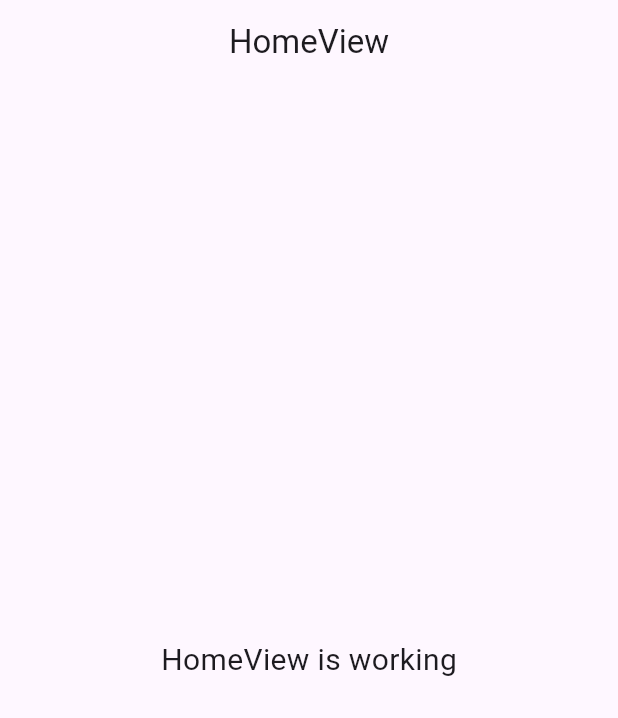
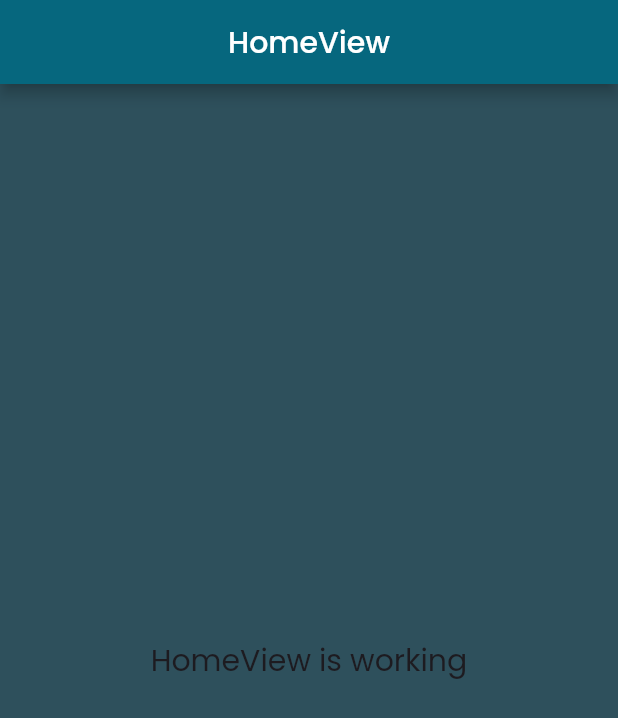
Before and after one commit to nefarha/compact_quran, a Flutter app: the screen it shows after launch, on a phone screen of 412 x 824 dp. Shown: the top 718 px of the screen. Run offline on Flutter 3.47's test engine with Material 3 defaults, Android fonts, the light colour scheme and no system bars; our stand-ins replace get, google_fonts.

Commit message:
added color palette

```diff
--- a/analysis_options.yaml
+++ b/analysis_options.yaml
@@ -7,7 +7,7 @@
 
 # The following line activates a set of recommended lints for Flutter apps,
 # packages, and plugins designed to encourage good coding practices.
-include: package:flutter_lints/flutter.yaml
+# include: package:flutter_lints/flutter.yaml
 
 linter:
   # The lint rules applied to this project can be customized in the
--- /dev/null
+++ b/lib/app/data/core/utils/color_pallete.dart
@@ -0,0 +1,6 @@
+import 'package:flutter/material.dart';
+
+class ColorPallete {
+  static const quran_teal = Color(0xff2e505c);
+  static const quran_gold = Color(0xffF8AA27);
+}
--- a/lib/main.dart
+++ b/lib/main.dart
@@ -1,15 +1,36 @@
+import 'package:compact_quran/app/data/core/utils/color_pallete.dart';
 import 'package:flutter/material.dart';
 
 import 'package:get/get.dart';
+import 'package:google_fonts/google_fonts.dart';
 
 import 'app/routes/app_pages.dart';
 
 void main() {
   runApp(
-    GetMaterialApp(
-      title: "Application",
+    CompactQuran(),
+  );
+}
+
+class CompactQuran extends StatelessWidget {
+  const CompactQuran({super.key});
+
+  @override
+  Widget build(BuildContext context) {
+    return GetMaterialApp(
+      title: "Compact Quran",
       initialRoute: AppPages.INITIAL,
       getPages: AppPages.routes,
-    ),
+      theme: compactTextTheme(),
+    );
+  }
+}
+
+ThemeData compactTextTheme() {
+  return ThemeData(
+    useMaterial3: false,
+    scaffoldBackgroundColor: ColorPallete.quran_teal,
+    textTheme: GoogleFonts.poppinsTextTheme(),
+    colorScheme: ColorScheme.fromSeed(seedColor: ColorPallete.quran_teal),
   );
 }
--- a/pubspec.yaml
+++ b/pubspec.yaml
@@ -38,6 +38,7 @@ dependencies:
   get_cli: ^1.8.1
   global: ^0.0.2
   get: ^4.6.6
+  google_fonts: ^6.2.1
 
 dev_dependencies:
   flutter_test:
```
Also changed, not shown: pubspec.lock, 1 other file.
